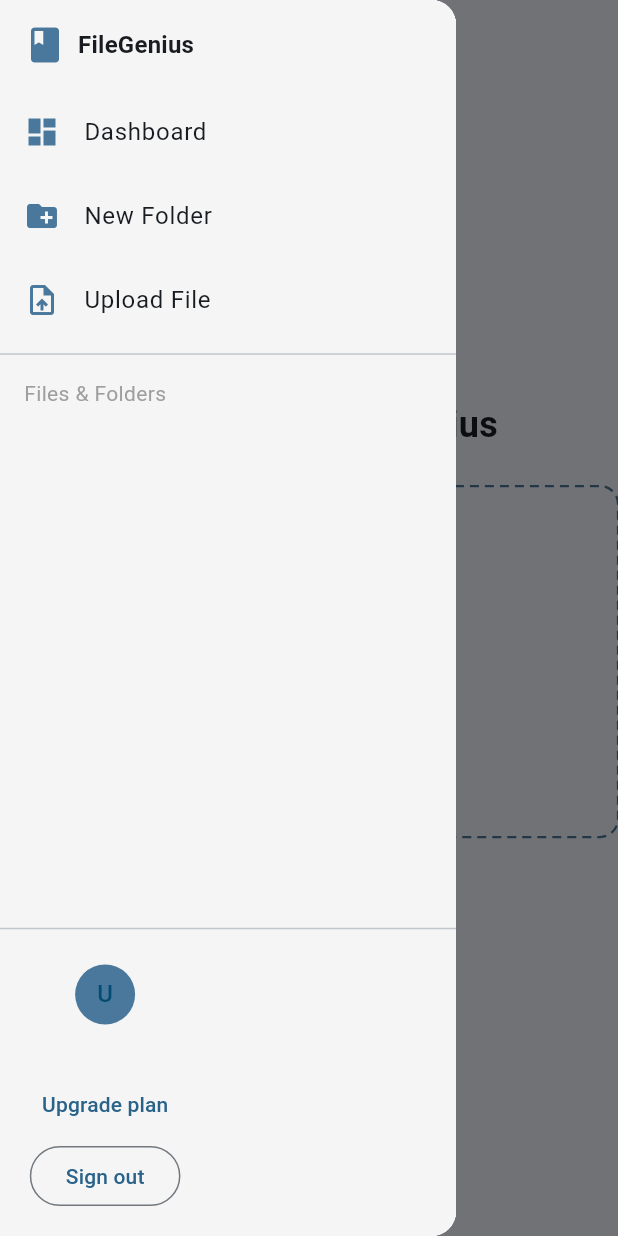
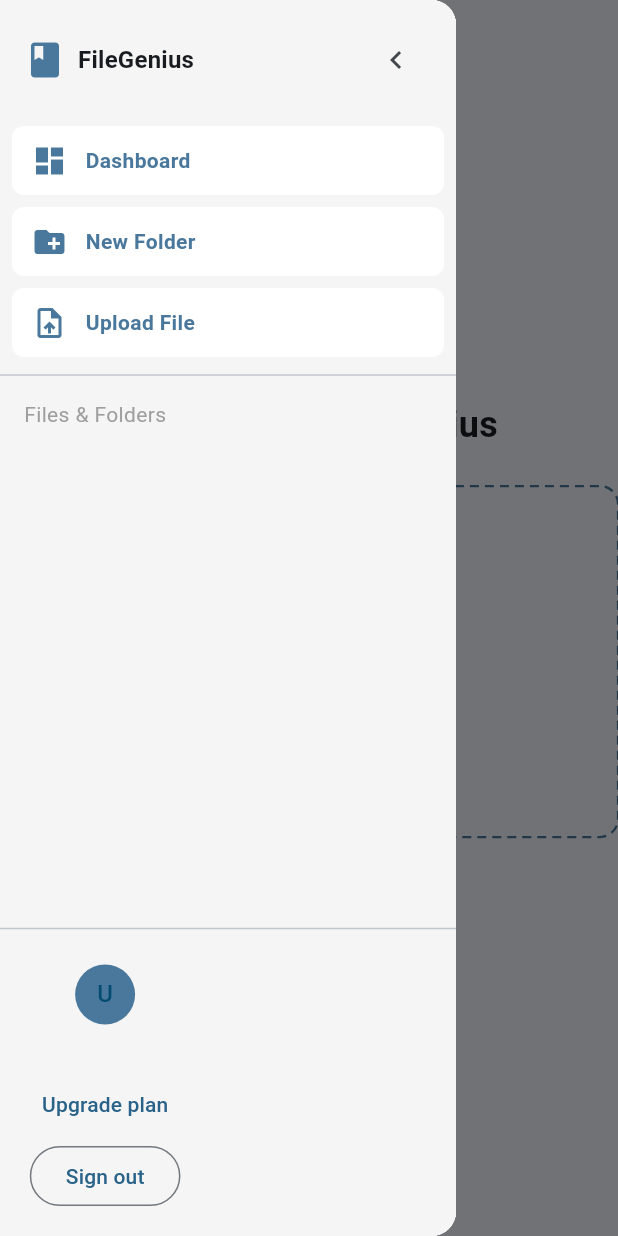
Before and after one commit to daricharles/file_genius, a Flutter app: the screen it shows once a user with an empty profile is signed in, with the side drawer open, on a phone screen of 412 x 824 dp. Run offline on Flutter 3.47's test engine with Material 3 defaults, Android fonts, the phone set to English and light mode, and no system bars; drawn by our look-alikes of dotted_border; our stand-ins replace cloud_firestore, file_picker, firebase_auth, firebase_core, firebase_storage, google_sign_in and 1 more; missing offline and left inert: pdfx; accounts and stored records are empty.

Commit message:
Refactor main pane and sidebar for improved file management and chat interface
- Replaced AI chat placeholder with a dedicated ChatPane component in main_pane.dart.
- Enhanced file list display logic to conditionally show upload zone or file list based on selection state.
- Updated sidebar to support collapsible functionality and improved file selection handling.
- Added hover effects and animations to sidebar buttons for better user interaction.
- Introduced a microphone icon in the chat interface as a placeholder for future speech-to-text functionality.

```diff
--- a/lib/main.dart
+++ b/lib/main.dart
@@ -84,6 +84,7 @@ class _HomeScreenState extends State<HomeScreen> {
   List<StreamSubscription> _folderSubs = [];
   StreamSubscription? _foldersSubscription;
   StreamSubscription? _topLevelFilesSubscription;
+  bool _sidebarCollapsed = false;
 
   /* ── life‑cycle ───────────────────────────────────────────── */
   @override
@@ -198,7 +199,6 @@ class _HomeScreenState extends State<HomeScreen> {
         filesByFolder: _filesByFolder,
         selectedFolderId: _selectedFolder?.id,
         collapsed: _collapsed,
-
         onDashboardTap: () => _snack('Dashboard (todo)'),
         onCreateFolder: _createFolderDialog,
         onUploadFile: _pickFiles,
@@ -217,6 +217,10 @@ class _HomeScreenState extends State<HomeScreen> {
         onSelectAnyFile: (file) => setState(() => _previewFile = file),
         onSignOut: () async => FirebaseAuth.instance.signOut(),
         onUpgradePlan: () => _snack('Upgrade plan (todo)'),
+        sidebarCollapsed: _sidebarCollapsed,
+        onToggleSidebar:
+            () => setState(() => _sidebarCollapsed = !_sidebarCollapsed),
+        selectedFileId: _previewFile?.id,
       );
 
       /* Main content area */
--- a/lib/main_pane.dart
+++ b/lib/main_pane.dart
@@ -110,26 +110,8 @@ class MainPane extends StatelessWidget {
             ),
           ),
           const VerticalDivider(width: 1),
-          // Right pane: AI chat placeholder
-          Expanded(
-            flex: 1,
-            child: Column(
-              children: [
-                Container(
-                  padding: const EdgeInsets.all(16),
-                  alignment: Alignment.centerLeft,
-                  child: const Text(
-                    'AI Chat',
-                    style: TextStyle(fontSize: 18, fontWeight: FontWeight.bold),
-                  ),
-                ),
-                const Divider(height: 1),
-                const Expanded(
-                  child: Center(child: Text('Chat UI goes here …')),
-                ),
-              ],
-            ),
-          ),
+          // Right pane: AI chat
+          Expanded(flex: 1, child: ChatPane()),
         ],
       );
     }
@@ -156,20 +138,22 @@ class MainPane extends StatelessWidget {
     }
 
     // ─── Folder selected: file list ───
-    if (files.isEmpty) {
-      // Show a dedicated upload zone for that folder
-      return Padding(
+    return Row(
+      children: [
+        Expanded(
+          flex: 1,
+          child:
+              files.isEmpty
+                  ? Padding(
                     padding: const EdgeInsets.all(16.0),
                     child: DragDropZone(
-          label: 'Drop files here to upload to "${selectedFolder!.name}"',
+                      label:
+                          'Drop files here to upload to "${selectedFolder!.name}"',
                       onFilesPicked: onPickFiles,
                       onFilesDropped: onDropFiles,
                     ),
-      );
-    }
-
-    // Show simple list of files for now (tap opens URL)
-    return ListView.builder(
+                  )
+                  : ListView.builder(
                     padding: const EdgeInsets.all(16),
                     itemCount: files.length,
                     itemBuilder: (context, index) {
@@ -187,6 +171,20 @@ class MainPane extends StatelessWidget {
                         onTap: () => onSelectFile?.call(file),
                       );
                     },
+                  ),
+        ),
+        const VerticalDivider(width: 1),
+        // Right pane: Placeholder
+        Expanded(
+          flex: 1,
+          child: Center(
+            child: Text(
+              'Select a file to start chatting.',
+              style: TextStyle(color: Colors.grey[600], fontSize: 16),
+            ),
+          ),
+        ),
+      ],
     );
   }
 }
@@ -245,6 +243,21 @@ class _ChatPaneState extends State<ChatPane> {
   Widget build(BuildContext context) {
     return Column(
       children: [
+        // Title bar
+        Container(
+          padding: const EdgeInsets.all(16),
+          child: Row(
+            children: const [
+              Expanded(
+                child: Text(
+                  'AI Chat',
+                  style: TextStyle(fontSize: 16, fontWeight: FontWeight.bold),
+                ),
+              ),
+            ],
+          ),
+        ),
+        const Divider(height: 1),
         Expanded(
           child: ListView.builder(
             controller: _scrollController,
@@ -310,6 +323,19 @@ class _ChatPaneState extends State<ChatPane> {
                 ),
               ),
               const SizedBox(width: 8),
+              // Microphone icon for speech-to-text (future)
+              IconButton(
+                icon: const Icon(Icons.mic),
+                tooltip: 'Speak (coming soon)',
+                onPressed: () {
+                  // Placeholder for future speech-to-text
+                  ScaffoldMessenger.of(context).showSnackBar(
+                    const SnackBar(
+                      content: Text('Speech-to-text coming soon!'),
+                    ),
+                  );
+                },
+              ),
               IconButton(icon: const Icon(Icons.send), onPressed: _sendMessage),
             ],
           ),
--- a/lib/side_bar.dart
+++ b/lib/side_bar.dart
@@ -14,8 +14,6 @@ class FileGeniusSidebar extends StatelessWidget {
     required this.filesByFolder,
     required this.selectedFolderId,
     required this.collapsed,
-
-    // callbacks
     required this.onDashboardTap,
     required this.onCreateFolder,
     required this.onUploadFile,
@@ -25,6 +23,9 @@ class FileGeniusSidebar extends StatelessWidget {
     this.onSelectAnyFile, // fires for *any* file
     required this.onSignOut,
     required this.onUpgradePlan,
+    required this.sidebarCollapsed,
+    required this.onToggleSidebar,
+    required this.selectedFileId,
   });
 
   // ───────── DATA ─────────
@@ -33,6 +34,9 @@ class FileGeniusSidebar extends StatelessWidget {
   final Map<String, List<FileMeta>> filesByFolder;
   final String? selectedFolderId;
   final Set<String> collapsed; // folder‑ids
+  final bool sidebarCollapsed;
+  final VoidCallback onToggleSidebar;
+  final String? selectedFileId;
 
   // ───────── CALLBACKS ─────────
   final VoidCallback onDashboardTap;
@@ -47,14 +51,18 @@ class FileGeniusSidebar extends StatelessWidget {
 
   // ────────────────────────────────────────── UI tree
   @override
-  Widget build(BuildContext context) => Container(
-    width: kSidebarW,
+  Widget build(BuildContext context) => AnimatedContainer(
+    duration: const Duration(milliseconds: 200),
+    width: sidebarCollapsed ? 48 : kSidebarW,
     color: Colors.grey.shade100,
     child: Column(
       crossAxisAlignment: CrossAxisAlignment.start,
       children: [
-        const _AppHeader(),
-
+        _AppHeader(
+          onToggleSidebar: onToggleSidebar,
+          collapsed: sidebarCollapsed,
+        ),
+        if (!sidebarCollapsed) ...[
           // Core nav
           _SidebarButton(
             icon: Icons.dashboard,
@@ -71,28 +79,28 @@ class FileGeniusSidebar extends StatelessWidget {
             label: 'Upload File',
             onTap: onUploadFile,
           ),
-
           const Divider(),
           const Padding(
             padding: EdgeInsets.only(left: 16, top: 8),
-          child: Text('Files & Folders', style: TextStyle(color: Colors.grey)),
+            child: Text(
+              'Files & Folders',
+              style: TextStyle(color: Colors.grey),
             ),
-
+          ),
           // Scrollable tree
           Expanded(
             child: ListView(
               children: [
                 // 1) top‑level (un‑foldered) files
-              ...topLevelFiles.map(_topFileTile),
-
+                ...topLevelFiles.map((f) => _topFileTile(f)),
                 // 2) user folders with nested files
                 ...folders.map((f) => _buildFolderTile(context, f)),
               ],
             ),
           ),
-
           const Divider(),
           _UserSection(onSignOut: onSignOut, onUpgradePlan: onUpgradePlan),
+        ],
       ],
     ),
   );
@@ -106,89 +114,128 @@ class FileGeniusSidebar extends StatelessWidget {
     return Column(
       crossAxisAlignment: CrossAxisAlignment.start,
       children: [
-        ListTile(
+        MouseRegion(
+          onEnter: (_) => {},
+          onExit: (_) => {},
+          child: GestureDetector(
+            onTap: () => onSelectFolder(folder.id),
+            child: Container(
+              color: isSelected ? Colors.grey[300] : null,
+              child: ListTile(
                 leading: const Icon(Icons.folder),
                 title: Text(folder.name),
                 trailing:
                     kids.isEmpty
                         ? null
-                  : Icon(
+                        : GestureDetector(
+                          onTap: () => onToggleFolder(folder.id),
+                          child: Icon(
                             isCollapsed
                                 ? Icons.keyboard_arrow_right
                                 : Icons.keyboard_arrow_down,
                             size: 20,
                           ),
-          tileColor: isSelected ? kHover : null,
-          onTap: () => onSelectFolder(folder.id),
-          onLongPress: kids.isEmpty ? null : () => onToggleFolder(folder.id),
                         ),
-
+                tileColor: isSelected ? Colors.grey[300] : null,
+                hoverColor: Colors.grey[200],
+                selected: isSelected,
+              ),
+            ),
+          ),
+        ),
         if (!isCollapsed && kids.isNotEmpty)
           Padding(
             padding: const EdgeInsets.only(left: 16.0),
-            child: Column(
-              children:
-                  kids
-                      .map(
-                        (f) => ListTile(
-                          dense: true,
-                          leading: const Icon(
-                            Icons.insert_drive_file_outlined,
-                            size: 18,
-                          ),
-                          title: Text(
-                            f.name,
-                            style: const TextStyle(fontSize: 13),
-                          ),
-                          onTap: () {
-                            onSelectAnyFile?.call(f);
-                          },
-                        ),
-                      )
-                      .toList(),
-            ),
+            child: Column(children: kids.map((f) => _fileTile(f)).toList()),
           ),
       ],
     );
   }
 
-  /// Top‑level file (no folder)
-  Widget _topFileTile(FileMeta f) => ListTile(
+  Widget _fileTile(FileMeta f) {
+    final isSelected = selectedFileId == f.id;
+    return MouseRegion(
+      onEnter: (_) => {},
+      onExit: (_) => {},
+      child: GestureDetector(
+        onTap: () {
+          onSelectAnyFile?.call(f);
+          onSelectTopFile?.call(f);
+        },
+        child: Container(
+          color: isSelected ? Colors.grey[300] : null,
+          child: ListTile(
             dense: true,
             leading: const Icon(Icons.insert_drive_file_outlined, size: 18),
             title: Text(f.name, style: const TextStyle(fontSize: 13)),
-    onTap: () {
-      // new unified callback
-      onSelectAnyFile?.call(f);
-      // legacy callback (optional)
-      onSelectTopFile?.call(f);
-    },
+            tileColor: isSelected ? Colors.grey[300] : null,
+            hoverColor: Colors.grey[200],
+            selected: isSelected,
+          ),
+        ),
+      ),
     );
+  }
+
+  Widget _topFileTile(FileMeta f) => _fileTile(f);
 }
 
 /*────────────────── cosmetics ──────────────────*/
 class _AppHeader extends StatelessWidget {
-  const _AppHeader();
+  const _AppHeader({required this.onToggleSidebar, required this.collapsed});
+  final VoidCallback onToggleSidebar;
+  final bool collapsed;
 
   @override
-  Widget build(BuildContext ctx) => Padding(
+  Widget build(BuildContext ctx) {
+    if (collapsed) {
+      // Collapsed: only show icons, centered, no extra padding
+      return SizedBox(
+        height: 48,
+        child: Row(
+          mainAxisAlignment: MainAxisAlignment.center,
+          children: [
+            const Icon(Icons.book, color: kBrand, size: 24),
+            IconButton(
+              icon: const Icon(Icons.chevron_right),
+              tooltip: 'Expand sidebar',
+              onPressed: onToggleSidebar,
+              iconSize: 24,
+              padding: EdgeInsets.zero,
+              constraints: const BoxConstraints(),
+            ),
+          ],
+        ),
+      );
+    } else {
+      // Expanded: show icon, text, and chevron
+      return Padding(
         padding: const EdgeInsets.all(16),
         child: Row(
           children: [
             const Icon(Icons.book, color: kBrand, size: 28),
             const SizedBox(width: 8),
-        Text(
+            Expanded(
+              child: Text(
                 'FileGenius',
                 style: Theme.of(
                   ctx,
                 ).textTheme.titleMedium!.copyWith(fontWeight: FontWeight.bold),
               ),
+            ),
+            IconButton(
+              icon: const Icon(Icons.chevron_left),
+              tooltip: 'Collapse sidebar',
+              onPressed: onToggleSidebar,
+            ),
           ],
         ),
       );
     }
+  }
+}
 
-class _SidebarButton extends StatelessWidget {
+class _SidebarButton extends StatefulWidget {
   const _SidebarButton({
     required this.icon,
     required this.label,
@@ -199,12 +246,47 @@ class _SidebarButton extends StatelessWidget {
   final VoidCallback onTap;
 
   @override
-  Widget build(BuildContext context) => ListTile(
-    leading: Icon(icon, color: kBrand),
-    title: Text(label),
-    onTap: onTap,
-    hoverColor: kHover,
+  State<_SidebarButton> createState() => _SidebarButtonState();
+}
+
+class _SidebarButtonState extends State<_SidebarButton> {
+  bool _hovering = false;
+  @override
+  Widget build(BuildContext context) {
+    return MouseRegion(
+      onEnter: (_) => setState(() => _hovering = true),
+      onExit: (_) => setState(() => _hovering = false),
+      child: GestureDetector(
+        onTap: widget.onTap,
+        child: AnimatedContainer(
+          duration: const Duration(milliseconds: 120),
+          margin: const EdgeInsets.symmetric(horizontal: 8, vertical: 4),
+          padding: const EdgeInsets.symmetric(horizontal: 12, vertical: 10),
+          decoration: BoxDecoration(
+            color:
+                _hovering
+                    ? kBrand.withAlpha((0.12 * 255).round())
+                    : Colors.white,
+            borderRadius: BorderRadius.circular(8),
+            border: Border.all(
+              color: _hovering ? kBrand : Colors.transparent,
+              width: 1,
+            ),
+          ),
+          child: Row(
+            children: [
+              Icon(widget.icon, color: kBrand),
+              const SizedBox(width: 12),
+              Text(
+                widget.label,
+                style: TextStyle(color: kBrand, fontWeight: FontWeight.w600),
+              ),
+            ],
+          ),
+        ),
+      ),
     );
+  }
 }
 
 class _UserSection extends StatelessWidget {
```
Lines whose indentation alone changed are shown as unchanged.
